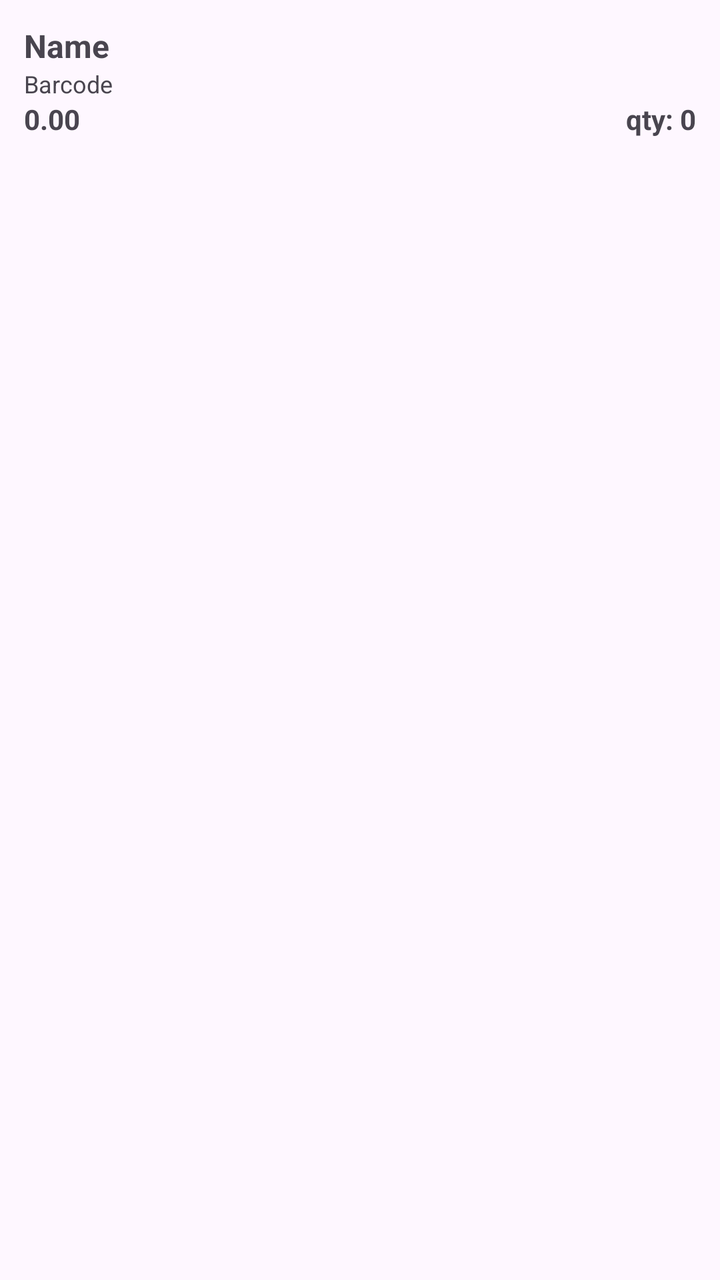
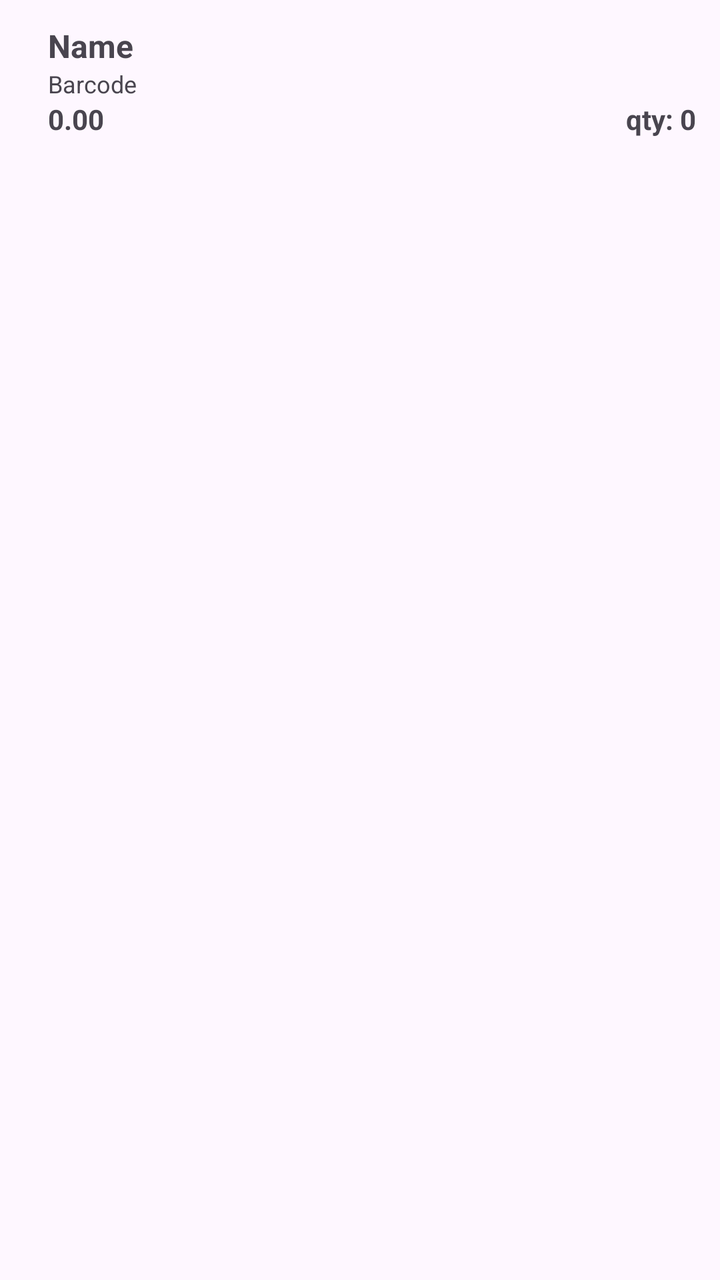

Before-and-after screenshots of an Android layout around one commit, followed by the original layout XML and the change that was made.
<!-- AndroidManifest.xml: application theme Theme.WarehouseScanner -->
<!-- res/layout/item_product.xml -->
<?xml version="1.0" encoding="utf-8"?>
<androidx.constraintlayout.widget.ConstraintLayout xmlns:android="http://schemas.android.com/apk/res/android"
    xmlns:app="http://schemas.android.com/apk/res-auto"
    android:layout_width="match_parent"
    android:layout_height="wrap_content"
    android:padding="12dp">

    <TextView
        android:id="@+id/tvName"
        android:layout_width="0dp"
        android:layout_height="wrap_content"
        android:text="Name"
        android:textStyle="bold"
        android:textSize="16sp"
        app:layout_constraintTop_toTopOf="parent"
        app:layout_constraintStart_toStartOf="parent"
        app:layout_constraintEnd_toEndOf="parent" />

    <TextView
        android:id="@+id/tvBarcode"
        android:layout_width="0dp"
        android:layout_height="wrap_content"
        android:text="Barcode"
        android:textSize="12sp"
        app:layout_constraintTop_toBottomOf="@id/tvName"
        app:layout_constraintStart_toStartOf="parent"
        app:layout_constraintEnd_toEndOf="parent" />

    <TextView
        android:id="@+id/tvPrice"
        android:layout_width="wrap_content"
        android:layout_height="wrap_content"
        android:text="0.00"
        android:textStyle="bold"
        app:layout_constraintTop_toBottomOf="@id/tvBarcode"
        app:layout_constraintStart_toStartOf="parent" />

    <TextView
        android:id="@+id/tvQty"
        android:layout_width="wrap_content"
        android:layout_height="wrap_content"
        android:text="qty: 0"
        android:textStyle="bold"
        app:layout_constraintTop_toTopOf="@id/tvPrice"
        app:layout_constraintEnd_toEndOf="parent" />

</androidx.constraintlayout.widget.ConstraintLayout>
<!-- resources referenced by this layout -->
<resources>
  <style name="Theme.WarehouseScanner" parent="Base.Theme.WarehouseScanner" />
  <style name="Base.Theme.WarehouseScanner" parent="Theme.Material3.DayNight.NoActionBar">
          
          
      </style>
</resources>

<!-- the commit's change to res/layout/item_product.xml (unified diff, before → after) -->
@@ -4,6 +4,16 @@
     android:layout_width="match_parent"
     android:layout_height="wrap_content"
     android:padding="12dp">
+
+    <ImageView
+        android:id="@+id/ivThumb"
+        android:layout_width="56dp"
+        android:layout_height="56dp"
+        android:scaleType="centerCrop"
+        android:contentDescription="Фото"
+        android:visibility="gone"
+        app:layout_constraintTop_toTopOf="parent"
+        app:layout_constraintStart_toStartOf="parent" />
 
     <TextView
         android:id="@+id/tvName"
@@ -13,8 +23,9 @@
         android:textStyle="bold"
         android:textSize="16sp"
         app:layout_constraintTop_toTopOf="parent"
-        app:layout_constraintStart_toStartOf="parent"
-        app:layout_constraintEnd_toEndOf="parent" />
+        app:layout_constraintStart_toEndOf="@id/ivThumb"
+        app:layout_constraintEnd_toEndOf="parent"
+        android:layout_marginStart="12dp" />
 
     <TextView
         android:id="@+id/tvBarcode"
@@ -23,7 +34,7 @@
         android:text="Barcode"
         android:textSize="12sp"
         app:layout_constraintTop_toBottomOf="@id/tvName"
-        app:layout_constraintStart_toStartOf="parent"
+        app:layout_constraintStart_toStartOf="@id/tvName"
         app:layout_constraintEnd_toEndOf="parent" />
 
     <TextView
@@ -33,7 +44,7 @@
         android:text="0.00"
         android:textStyle="bold"
         app:layout_constraintTop_toBottomOf="@id/tvBarcode"
-        app:layout_constraintStart_toStartOf="parent" />
+        app:layout_constraintStart_toStartOf="@id/tvName" />
 
     <TextView
         android:id="@+id/tvQty"
